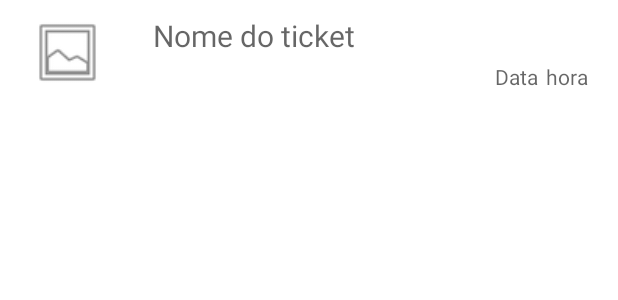
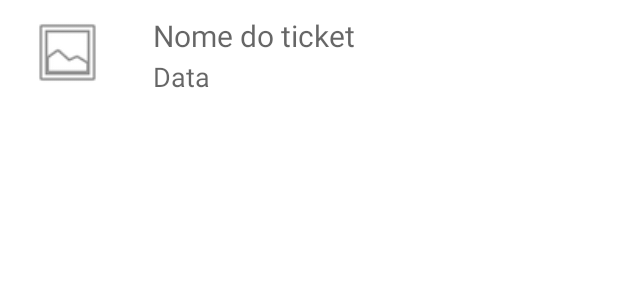
Before and after one commit to brverdan/SmartWallet, an Android app: the layout recycler_list_tickets.xml on its own in the app's theme, with its tools: preview values and no code run, on a phone screen of 412 x 824 dp. Shown: the top 300 px of the screen. Run offline under Robolectric (Android 15) with nearby library versions, the phone set to English and light mode, and no system bars.

Commit message:
RecyclerListTicket sendo populada.

```diff
--- a/app/src/main/java/com/infnet/smartwallet/adapter/RecyclerListTicketAdapter.kt
+++ b/app/src/main/java/com/infnet/smartwallet/adapter/RecyclerListTicketAdapter.kt
@@ -14,14 +14,14 @@ import com.infnet.smartwallet.model.Ticket
 
 
 class RecyclerListTicketAdapter(
-    private val tickets: List<Ticket>,
-    val actionClick: (Ticket) -> Unit) : RecyclerView.Adapter<RecyclerListTicketAdapter.TicketsViewHolder>() {
+    private val tickets: List<Ticket>)
+    //val actionClick: (Ticket) -> Unit)
+    : RecyclerView.Adapter<RecyclerListTicketAdapter.TicketsViewHolder>() {
 
     class TicketsViewHolder(itemView: View) : RecyclerView.ViewHolder(itemView) {
         val txtNomeTicket: TextView = itemView.findViewById(R.id.txtNomeTicket)
         val imgCategoria: ImageView = itemView.findViewById(R.id.imgCategoriaTicket)
         val txtDataTicket: TextView = itemView.findViewById(R.id.txtDataTicket)
-        val txtHoraTicket: TextView = itemView.findViewById(R.id.txtHoraTicket)
     }
 
     override fun onCreateViewHolder(parent: ViewGroup, viewType: Int): TicketsViewHolder {
--- a/app/src/main/java/com/infnet/smartwallet/model/Ticket.kt
+++ b/app/src/main/java/com/infnet/smartwallet/model/Ticket.kt
@@ -5,5 +5,6 @@ import java.util.*
 class Ticket (
     val nome: String? = null,
     val local: String? = null,
-    val data: Date? = null
+    val data: Date? = null,
+    val categoria: String? = null
 )
--- a/app/src/main/res/layout/list_tickets_fragment.xml
+++ b/app/src/main/res/layout/list_tickets_fragment.xml
@@ -23,10 +23,6 @@
     <androidx.recyclerview.widget.RecyclerView
         android:id="@+id/recyclerlistTickets"
         android:layout_width="match_parent"
-        android:layout_height="match_parent"
-        app:layout_constraintBottom_toBottomOf="parent"
-        app:layout_constraintEnd_toEndOf="parent"
-        app:layout_constraintStart_toStartOf="parent"
-        app:layout_constraintTop_toTopOf="parent" />
+        android:layout_height="match_parent" />
 
 </androidx.constraintlayout.widget.ConstraintLayout>
--- a/app/src/main/res/layout/recycler_list_tickets.xml
+++ b/app/src/main/res/layout/recycler_list_tickets.xml
@@ -33,21 +33,12 @@
         android:id="@+id/txtDataTicket"
         android:layout_width="wrap_content"
         android:layout_height="wrap_content"
-        android:layout_marginEnd="5dp"
+        android:layout_marginStart="32dp"
         android:layout_marginBottom="5dp"
         android:hint="Data"
+        android:textSize="18sp"
         app:layout_constraintBottom_toBottomOf="parent"
-        app:layout_constraintEnd_toStartOf="@+id/txtHoraTicket"
+        app:layout_constraintStart_toEndOf="@+id/imgCategoriaTicket"
         app:layout_constraintTop_toBottomOf="@+id/txtNomeTicket" />
 
-    <TextView
-        android:id="@+id/txtHoraTicket"
-        android:layout_width="wrap_content"
-        android:layout_height="wrap_content"
-        android:layout_marginEnd="20dp"
-        android:layout_marginBottom="5dp"
-        android:hint="hora"
-        app:layout_constraintBottom_toBottomOf="parent"
-        app:layout_constraintEnd_toEndOf="parent"
-        app:layout_constraintTop_toBottomOf="@+id/txtNomeTicket" />
 </androidx.constraintlayout.widget.ConstraintLayout>
```
Also changed, not shown: app/src/main/java/com/infnet/smartwallet/ui/ticket/list/ListTicketsFragment.kt (+13 -2 lines), app/src/main/java/com/infnet/smartwallet/ui/ticket/list/ListTicketsViewModel.kt (+21 -0 lines).
